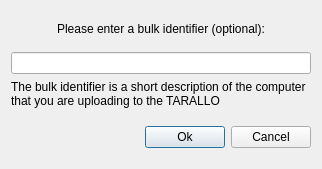
WEEE-Open/peracotta, file assets/uploadTaralloDialog.ui: the form before one commit.
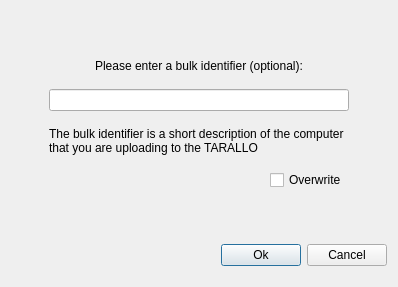
The form after the commit.

Commit message: Added upload to TARALLO functionalities (work in progress)

What changed in the file:
```diff
--- a/assets/uploadTaralloDialog.ui
+++ b/assets/uploadTaralloDialog.ui
@@ -6,8 +6,8 @@
    <rect>
     <x>0</x>
     <y>0</y>
-    <width>318</width>
-    <height>169</height>
+    <width>398</width>
+    <height>287</height>
    </rect>
   </property>
   <property name="windowTitle">
@@ -97,6 +97,46 @@
      </property>
     </widget>
    </item>
+   <item>
+    <layout class="QHBoxLayout" name="horizontalLayout_2">
+     <item>
+      <spacer name="horizontalSpacer_2">
+       <property name="orientation">
+        <enum>Qt::Horizontal</enum>
+       </property>
+       <property name="sizeHint" stdset="0">
+        <size>
+         <width>40</width>
+         <height>20</height>
+        </size>
+       </property>
+      </spacer>
+     </item>
+     <item>
+      <widget class="QCheckBox" name="overwriteCheckBox">
+       <property name="text">
+        <string>Overwrite</string>
+       </property>
+      </widget>
+     </item>
+     <item>
+      <spacer name="horizontalSpacer_3">
+       <property name="orientation">
+        <enum>Qt::Horizontal</enum>
+       </property>
+       <property name="sizeType">
+        <enum>QSizePolicy::Minimum</enum>
+       </property>
+       <property name="sizeHint" stdset="0">
+        <size>
+         <width>40</width>
+         <height>20</height>
+        </size>
+       </property>
+      </spacer>
+     </item>
+    </layout>
+   </item>
    <item>
     <spacer name="verticalSpacer">
      <property name="orientation">
```
The commit also changes 1 other file.
